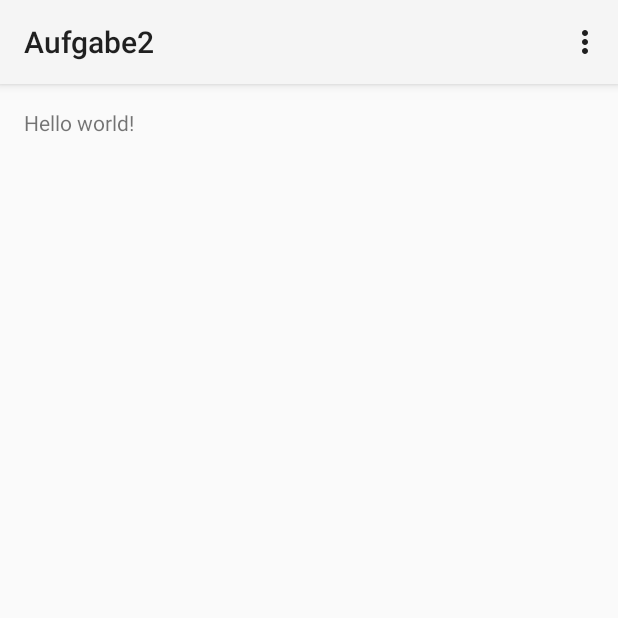
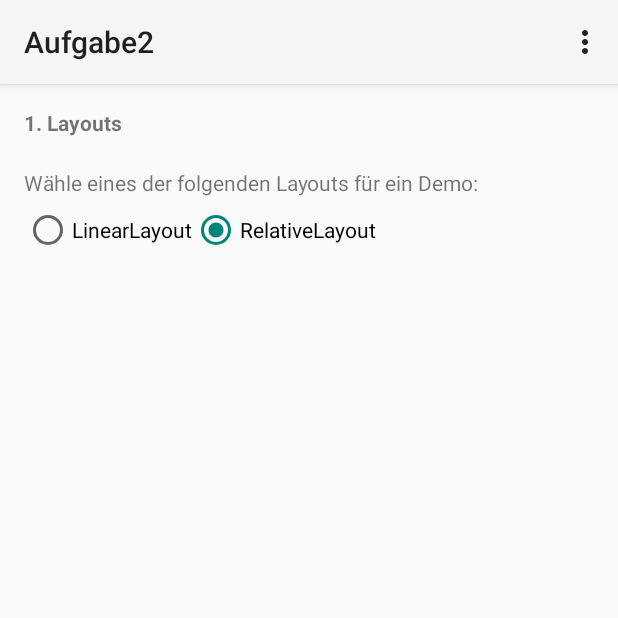
Before and after one commit to orceN2k/MOBPRO, an Android app: the screen it shows after launch (MainActivity), in the options menu, after a tap on "Settings", on a phone screen of 412 x 824 dp, the top half of it. Run offline under Robolectric (Android 15) with nearby library versions, the phone set to English and light mode, and no system bars.

Commit message:
add exercise one

```diff
--- a/Aufgabe2/app/src/main/AndroidManifest.xml
+++ b/Aufgabe2/app/src/main/AndroidManifest.xml
@@ -16,6 +16,10 @@
                 <category android:name="android.intent.category.LAUNCHER" />
             </intent-filter>
         </activity>
+        <activity
+            android:name=".LayoutDemoActivity"
+            android:label="@string/layout_demo" >
+        </activity>
     </application>
 
 </manifest>
--- /dev/null
+++ b/Aufgabe2/app/src/main/java/mobpro/aufgabe2/LayoutDemoActivity.java
@@ -0,0 +1,24 @@
+package mobpro.aufgabe2;
+
+import android.app.Activity;
+import android.content.Intent;
+import android.os.Bundle;
+
+/**
+ * Created by orceN on 14.03.2015.
+ */
+public class LayoutDemoActivity extends Activity{
+
+    @Override
+    protected void onCreate(Bundle savedInstanceState) {
+        super.onCreate(savedInstanceState);
+
+        Intent intent = getIntent();
+        boolean isLinear = intent.getBooleanExtra("isLinear", true);
+        if (isLinear) {
+            setContentView(R.layout.layoutdemo_linearlayout);
+        } else {
+            setContentView(R.layout.layoutdemo_relativelayout);
+        }
+    }
+}
--- a/Aufgabe2/app/src/main/java/mobpro/aufgabe2/MainActivity.java
+++ b/Aufgabe2/app/src/main/java/mobpro/aufgabe2/MainActivity.java
@@ -1,9 +1,11 @@
 package mobpro.aufgabe2;
 
 import android.app.Activity;
+import android.content.Intent;
 import android.os.Bundle;
 import android.view.Menu;
 import android.view.MenuItem;
+import android.view.View;
 
 
 public class MainActivity extends Activity {
@@ -22,6 +24,18 @@ public class MainActivity extends Activity {
         return true;
     }
 
+    public void onClickLinearLayoutRadio(final View btn){
+        Intent intent = new Intent(this, LayoutDemoActivity.class);
+        intent.putExtra("isLinear", true);
+        startActivity(intent);
+    }
+
+    public void onClickRelativeLayoutRadio(final View btn){
+        Intent intent = new Intent(this, LayoutDemoActivity.class);
+        intent.putExtra("isLinear", false);
+        startActivity(intent);
+    }
+
     @Override
     public boolean onOptionsItemSelected(MenuItem item) {
         // Handle action bar item clicks here. The action bar will
--- a/Aufgabe2/app/src/main/res/layout/activity_main.xml
+++ b/Aufgabe2/app/src/main/res/layout/activity_main.xml
@@ -1,11 +1,46 @@
-<RelativeLayout xmlns:android="http://schemas.android.com/apk/res/android"
-    xmlns:tools="http://schemas.android.com/tools" android:layout_width="match_parent"
-    android:layout_height="match_parent" android:paddingLeft="@dimen/activity_horizontal_margin"
-    android:paddingRight="@dimen/activity_horizontal_margin"
-    android:paddingTop="@dimen/activity_vertical_margin"
-    android:paddingBottom="@dimen/activity_vertical_margin" tools:context=".MainActivity">
+<ScrollView
+    android:layout_height="match_parent"
+    android:layout_width="match_parent"
+    xmlns:android="http://schemas.android.com/apk/res/android">
 
-    <TextView android:text="@string/hello_world" android:layout_width="wrap_content"
-        android:layout_height="wrap_content" />
+    <LinearLayout xmlns:android="http://schemas.android.com/apk/res/android"
+        xmlns:tools="http://schemas.android.com/tools" android:layout_width="match_parent"
+        android:layout_height="wrap_content" android:paddingLeft="@dimen/activity_horizontal_margin"
+        android:paddingRight="@dimen/activity_horizontal_margin"
+        android:paddingTop="@dimen/activity_vertical_margin"
+        android:paddingBottom="@dimen/activity_vertical_margin" tools:context=".MainActivity"
+        android:orientation="vertical">
 
-</RelativeLayout>
+
+        <TextView
+            android:layout_width="match_parent"
+            android:layout_height="40sp"
+            android:text="@string/layout_title"
+            android:textStyle="bold"/>
+
+        <TextView
+            android:layout_width="match_parent"
+            android:layout_height="25sp"
+            android:text="Wähle eines der folgenden Layouts für ein Demo:"/>
+
+        <RadioGroup
+            android:layout_width="fill_parent"
+            android:layout_height="fill_parent"
+            android:orientation="horizontal">
+
+            <RadioButton
+                android:layout_width="wrap_content"
+                android:layout_height="wrap_content"
+                android:text="LinearLayout"
+                android:id="@+id/radioButton"
+                android:onClick="onClickLinearLayoutRadio"/>
+
+            <RadioButton
+                android:layout_width="wrap_content"
+                android:layout_height="wrap_content"
+                android:text="RelativeLayout"
+                android:id="@+id/radioButton2"
+                android:onClick="onClickRelativeLayoutRadio"/>
+        </RadioGroup>
+    </LinearLayout>
+</ScrollView>
--- a/Aufgabe2/app/src/main/res/values/strings.xml
+++ b/Aufgabe2/app/src/main/res/values/strings.xml
@@ -4,5 +4,7 @@
     <string name="app_name">Aufgabe2</string>
     <string name="hello_world">Hello world!</string>
     <string name="action_settings">Settings</string>
+    <string name="layout_demo">Layout Demo</string>
+    <string name="layout_title">1. Layouts</string>
 
 </resources>
```
Also changed, not shown: Aufgabe2/app/src/main/res/layout/layoutdemo_linearlayout.xml (added, +75 -0 lines), Aufgabe2/app/src/main/res/layout/layoutdemo_relativelayout.xml (added, +68 -0 lines), Aufgabe2/app/src/main/res/values/colors.xml (added, +11 -0 lines), 1 other file.
